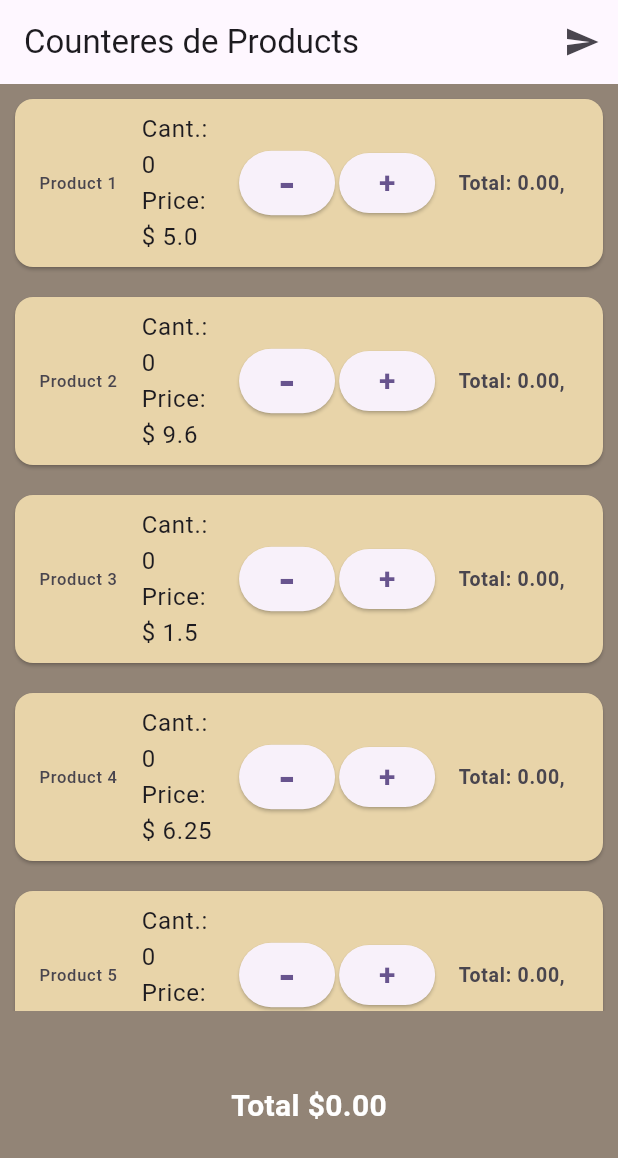
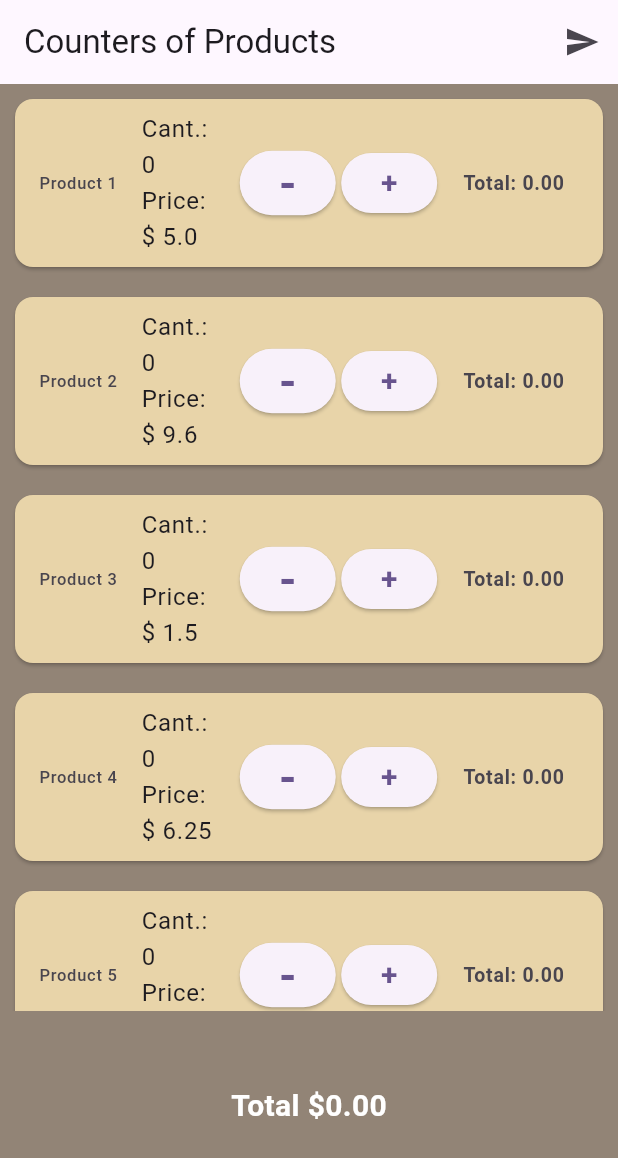
Before and after one commit to ms96Armijos/multipleCounter, a Flutter app: the screen it shows after launch, on a phone screen of 412 x 824 dp. Shown: the top 1158 px of the screen. Run offline on Flutter 3.47's test engine with Material 3 defaults, Android fonts, the phone set to English and light mode, and no system bars.

Commit message:
update title

```diff
--- a/lib/dto/product.ui.dart
+++ b/lib/dto/product.ui.dart
@@ -64,7 +64,7 @@ class _ProductScreenState extends State<ProductScreen> {
     return Scaffold(
       backgroundColor: const Color.fromARGB(255, 146, 132, 118),
       appBar: AppBar(
-        title: const Text('Counteres de Products'),
+        title: const Text('Counters of Products'),
         actions: [
           IconButton(
             icon: const Icon(Icons.send),
@@ -139,7 +139,7 @@ class _ProductScreenState extends State<ProductScreen> {
                   ),
                   const SizedBox(width: 10),
                   Text(
-                    'Total: ${products[index].total.toStringAsFixed(2)},',
+                    'Total: ${products[index].total.toStringAsFixed(2)}',
                     style: const TextStyle(
                         fontWeight: FontWeight.bold, fontSize: 13),
                   ),
```
